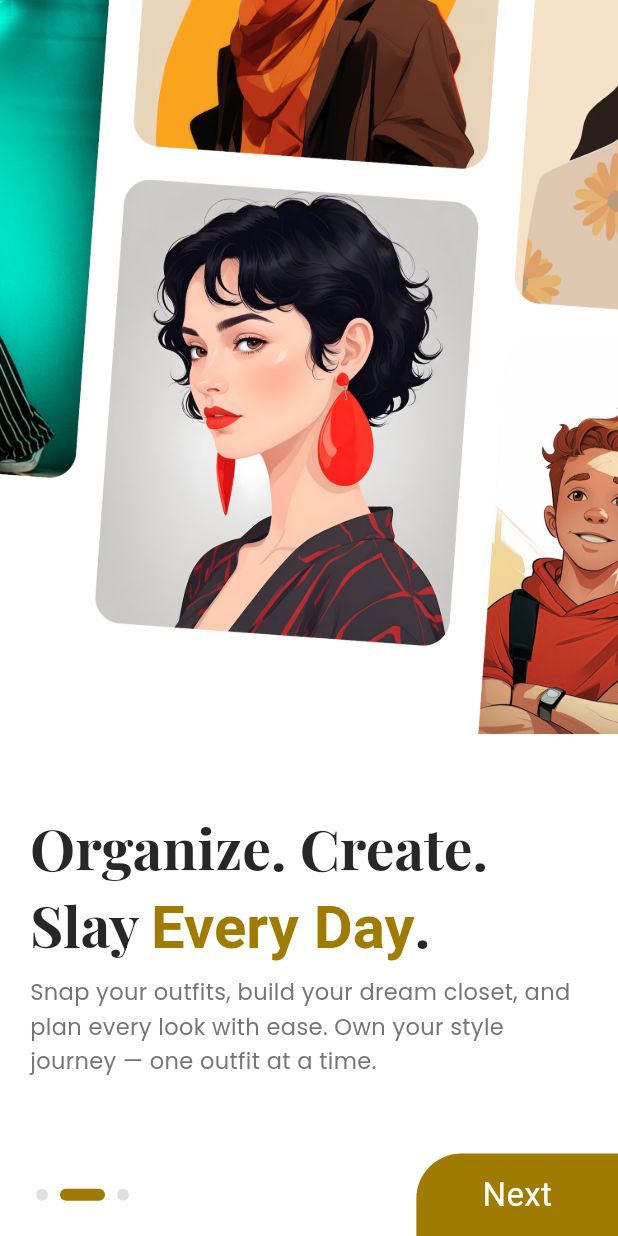
After one commit to daniyalqamar1007/fitlit_app, a Flutter app: the screen it shows after launch, after a tap on "Next", on a phone screen of 412 x 824 dp. The commit adds this screen. Run offline on Flutter 3.47's test engine with Material 3 defaults, Android fonts, the light colour scheme and no system bars; our stand-ins replace google_fonts; Roboto replaces fonts that are missing (Playfair).

Commit message:
onboarding screen creation

```diff
--- a/lib/main.dart
+++ b/lib/main.dart
@@ -1,5 +1,6 @@
 import 'package:fitlip_app/routes/App_routes.dart';
-import 'package:fitlip_app/view/Splash_screen/Splash_screen.dart';
+import 'package:fitlip_app/view/Screens/Splash_screen/Splash_screen.dart';
+
 import 'package:flutter/material.dart';
 import 'package:flutter/services.dart';
 
@@ -41,7 +42,8 @@ class MyApp extends StatelessWidget {
         if (AppRoutes.routes.containsKey(initialRoute)) {
           return [MaterialPageRoute(builder: AppRoutes.routes[initialRoute]!)];
         }
-        return [MaterialPageRoute(builder: (_) => const SplashScreen())];
+        return [
+          MaterialPageRoute(builder: (_) =>  SplashScreen())];
       },
       onGenerateRoute: (settings) {
         return MaterialPageRoute(
@@ -50,6 +52,7 @@ class MyApp extends StatelessWidget {
           ),
         );
       },
+
       routes: AppRoutes.routes,
     );
   }
--- a/lib/routes/App_routes.dart
+++ b/lib/routes/App_routes.dart
@@ -1,10 +1,13 @@
 
 import 'package:flutter/cupertino.dart';
-import '../view/Splash_screen/Splash_screen.dart';
+import '../view/Screens/Onboarding_screen/Onboarding_screen.dart';
+import '../view/Screens/Splash_screen/Splash_screen.dart';
 class AppRoutes {
   static const String splash = '/';
+  static const String onboarding = '/onboarding';
   static const String home = '/home';
   static final Map<String, WidgetBuilder> routes = {
     splash: (context) =>  SplashScreen(),
+    onboarding: (context) =>  OnboardingScreen(),
   };
 }
--- /dev/null
+++ b/lib/view/Screens/Onboarding_screen/Onboarding_screen.dart
@@ -0,0 +1,256 @@
+import 'package:flutter/material.dart';
+import 'package:google_fonts/google_fonts.dart';
+import '../../../routes/App_routes.dart';
+import '../../Utils/Colors.dart';
+import '../../Utils/Constants.dart';
+
+class OnboardingScreen extends StatefulWidget {
+  const OnboardingScreen({super.key});
+
+  @override
+  State<OnboardingScreen> createState() => _OnboardingScreenState();
+}
+
+class _OnboardingScreenState extends State<OnboardingScreen> {
+  final PageController _pageController = PageController();
+  int _currentPage = 0;
+
+  final List<OnboardingPage> onboardingData = [
+    OnboardingPage(
+      title: "Fashion that speaks for itself",
+      description: "Indulge in a wardrobe that effortlessly blends sophistication with comfort, ensuring every outfit resonates with your unique flair.",
+      highlightedText: "itself",
+      titleColor: Color(0xff272727),
+      highlightColor: appcolor,
+      image: "assets/Images/onboard1.png", // Use your full-screen image here
+    ),
+    OnboardingPage(
+      title: "Organize. Create. Slay Every Day.",
+      description: "Snap your outfits, build your dream closet, and plan every look with ease. Own your style journey — one outfit at a time.",
+      highlightedText: "Every Day",
+      titleColor: Color(0xff272727),
+      highlightColor: appcolor,
+      image: "assets/Images/onboard2.png", // Use your full-screen image here
+    ),
+    OnboardingPage(
+      title: "Your Style, Your Closet.",
+      description: "Capture your wardrobe, create stunning outfits, and plan your style effortlessly. Stay organized, inspired your closet, your way.",
+      highlightedText: "Closet",
+      titleColor: Color(0xff272727),
+      highlightColor: appcolor,
+      image: "assets/Images/onboard3.png", // Use your full-screen image here
+    ),
+  ];
+
+  @override
+  void dispose() {
+    _pageController.dispose();
+    super.dispose();
+  }
+
+  void _nextPage() {
+    if (_currentPage < onboardingData.length - 1) {
+      _pageController.nextPage(
+        duration: const Duration(milliseconds: 300),
+        curve: Curves.easeInOut,
+      );
+    } else {
+      Navigator.pushReplacementNamed(context, AppRoutes.home);
+    }
+  }
+
+  Widget _buildPageIndicator() {
+    return Row(
+      mainAxisAlignment: MainAxisAlignment.center,
+      children: List.generate(
+        onboardingData.length,
+            (index) {
+          return Container(
+            margin: const EdgeInsets.symmetric(horizontal: 4),
+            width: _currentPage == index ? 30 : 8,
+            height: 8,
+            decoration: BoxDecoration(
+              borderRadius: BorderRadius.circular(4),
+              color: _currentPage == index
+                  ? appcolor
+                  : Colors.grey.shade300,
+            ),
+          );
+        },
+      ),
+    );
+  }
+
+  @override
+  Widget build(BuildContext context) {
+    return Scaffold(
+      body:Column(
+        children: [
+          Expanded(
+            child: PageView.builder(
+              controller: _pageController,
+              itemCount: onboardingData.length,
+              onPageChanged: (index) => setState(() => _currentPage = index),
+              itemBuilder: (context, index) {
+                return _buildOnboardingPage(onboardingData[index]);
+              },
+            ),
+          ),
+
+          // Bottom controls in a row - positioned at bottom
+          Container(
+            color: Colors.white,
+            child: Row(
+              mainAxisAlignment: MainAxisAlignment.spaceBetween,
+              children: [
+                // Page indicator
+                Padding(
+                    padding:EdgeInsets.only(left: 20),
+                    child: _buildPageIndicator()),
+
+                // Next button
+                _buildNextButton(),
+              ],
+            ),
+          ),
+        ],
+      )
+    );
+  }
+
+  Widget _buildNextButton() {
+    return GestureDetector(
+      onTap: _nextPage,
+      child: Container(
+         padding: AppConstants.buttonPadding,
+        decoration: BoxDecoration(
+          color: appcolor, // Gold color button
+          borderRadius: BorderRadius.only(
+            topLeft: Radius.circular(30), // Rounded top-left corner
+            // topRight: Radius.circular(8),
+
+          ),
+
+        ),
+        child: Material(
+          color: Colors.transparent,
+          child: Center(
+            child:Text("Next",style: TextStyle(color: Colors.white,fontSize: 22,fontWeight: FontWeight.w400),)
+          ),
+        ),
+      ),
+    );
+  }
+
+  Widget _buildOnboardingPage(OnboardingPage page) {
+    return Container(
+      color: Colors.white,
+      child: Column(
+        crossAxisAlignment: CrossAxisAlignment.stretch,
+        children: [
+          // Full Image (takes about 60% of the screen)
+          Expanded(
+            flex: 7,
+            child: Container(
+              // margin: const EdgeInsets.all(16),
+              decoration: BoxDecoration(
+
+                // borderRadius: BorderRadius.circular(16),
+                image: DecorationImage(
+                  image: AssetImage(page.image),
+                  fit: BoxFit.fitWidth,
+                ),
+                // boxShadow: [
+                //   BoxShadow(
+                //     color: Colors.black.withOpacity(0.1),
+                //     blurRadius: 10,
+                //     offset: Offset(0, 4),
+                //   ),
+                // ],
+              ),
+            ),
+          ),
+
+          // Content below image (40% of screen)
+          Expanded(
+            flex: 4,
+            child: Padding(
+              padding:  EdgeInsets.symmetric(horizontal: 20),
+              child: Column(
+                crossAxisAlignment: CrossAxisAlignment.start,
+                mainAxisAlignment: MainAxisAlignment.center,
+                children: [
+                  // Title with highlighted part
+                  _buildHighlightedTitle(page),
+
+                  const SizedBox(height: 8),
+
+                  // Description
+                  Text(
+                    page.description,
+                    style: GoogleFonts.poppins(
+                      fontSize: 15,
+                      fontWeight: FontWeight.w400,
+                      color: Colors.grey.shade600,
+                      height: 1.5,
+                    ),
+                  ),
+                ],
+              ),
+            ),
+          ),
+
+          // Empty space for the bottom controls
+
+        ],
+      ),
+    );
+  }
+
+  Widget _buildHighlightedTitle(OnboardingPage page) {
+    // Split the title into parts based on the highlighted text
+    final titleParts = page.title.split(page.highlightedText);
+
+    return RichText(
+      text: TextSpan(
+        style: GoogleFonts.playfairDisplay(
+          fontSize: 38,
+          fontWeight: FontWeight.w700,
+          color: page.titleColor,
+
+        ),
+        children: [
+          TextSpan(text: titleParts[0]),
+          TextSpan(
+            text: page.highlightedText,
+            style: GoogleFonts.playfair(
+              fontSize: 40,
+              fontWeight: FontWeight.w700,
+              color: page.highlightColor,
+            ),
+          ),
+          if (titleParts.length > 1) TextSpan(text: titleParts[1]),
+        ],
+      ),
+    );
+  }
+}
+
+// Enhanced OnboardingPage model
+class OnboardingPage {
+  final String title;
+  final String description;
+  final String highlightedText;
+  final Color titleColor;
+  final Color highlightColor;
+  final String image;
+
+  OnboardingPage({
+    required this.title,
+    required this.description,
+    required this.highlightedText,
+    required this.titleColor,
+    required this.highlightColor,
+    required this.image,
+  });
+}
--- a/lib/view/Splash_screen/Splash_screen.dart
+++ b/lib/view/Screens/Splash_screen/Splash_screen.dart
@@ -1,3 +1,4 @@
+import 'package:fitlip_app/routes/App_routes.dart';
 import 'package:flutter/cupertino.dart';
 import 'package:flutter/material.dart';
 import 'package:flutter/services.dart';
@@ -15,7 +16,7 @@ class _SplashScreenState extends State<SplashScreen> {
     super.initState();
     SystemChrome.setEnabledSystemUIMode(SystemUiMode.immersiveSticky);
     Future.delayed(const Duration(seconds: 3), () {
-      Navigator.of(context).pushReplacementNamed('/home');
+      Navigator.pushReplacementNamed(context, AppRoutes.onboarding);
     });
   }
   @override
@@ -26,9 +27,9 @@ class _SplashScreenState extends State<SplashScreen> {
   @override
   Widget build(BuildContext context) {
     return Scaffold(
-      backgroundColor: Colors.black,
+      backgroundColor: Colors.white,
       body: Center(
-        child: Image.asset('assets/Images/app_logo.png',scale: 2,),
+        child: Image.asset('assets/Images/splash_logo.png',scale: 4.5,),
       ),
     );
   }
--- /dev/null
+++ b/lib/view/Utils/Colors.dart
@@ -0,0 +1,8 @@
+import 'dart:ui';
+
+import 'package:flutter/src/painting/text_style.dart';
+import 'package:google_fonts/google_fonts.dart';
+
+Color appcolor=Color(0xff9F7B01);
+ TextStyle poppin=GoogleFonts.poppins();
+ TextStyle playfair=GoogleFonts.playfairDisplay();
--- /dev/null
+++ b/lib/view/Utils/Constants.dart
@@ -0,0 +1,28 @@
+import 'package:flutter/cupertino.dart';
+class AppConstants {
+  static const List<String> onboardingImageUrls = [
+    'https://your-bucket.s3.amazonaws.com/onboarding1.jpg',
+    'https://your-bucket.s3.amazonaws.com/onboarding2.jpg',
+    'https://your-bucket.s3.amazonaws.com/onboarding3.jpg',
+  ];
+  static const List<Map<String, String>> onboardingData = [
+    {
+      'title': 'Fashion that speaks for itself',
+      'description': 'Includes in a wardrobe that effortlessly blends sophistication with comfort...',
+    },
+    {
+      'title': 'Organize. Create. Slay Every Day.',
+      'description': 'Snap your outfits, build your dream closet, and plan every look with ease...',
+    },
+    {
+      'title': 'Your Style, Your Closet.',
+      'description': 'Capture your wardrobe, create stunning outfits, and plan your style effortlessly...',
+    },
+  ];
+  static const double buttonHeight = 50;
+  static const double buttonBorderRadius = 8;
+  static const EdgeInsets buttonPadding = EdgeInsets.symmetric(horizontal: 44, vertical: 12);
+  static const EdgeInsets pagePadding = EdgeInsets.symmetric(horizontal: 24);
+  static const double indicatorSize = 8;
+  static const double indicatorSpacing = 4;
+}
--- a/pubspec.yaml
+++ b/pubspec.yaml
@@ -34,6 +34,8 @@ dependencies:
   # The following adds the Cupertino Icons font to your application.
   # Use with the CupertinoIcons class for iOS style icons.
   cupertino_icons: ^1.0.8
+  cached_network_image:
+  google_fonts:
 
 dev_dependencies:
   flutter_test:
```
Also changed, not shown: lib/view/Widgets/Custom_buttons.dart (added, +69 -0 lines), assets/Images/onboard1.png (added), assets/Images/onboard2.png (added), assets/Images/onboard3.png (added), assets/Images/splash_logo.png (added), pubspec.lock.
